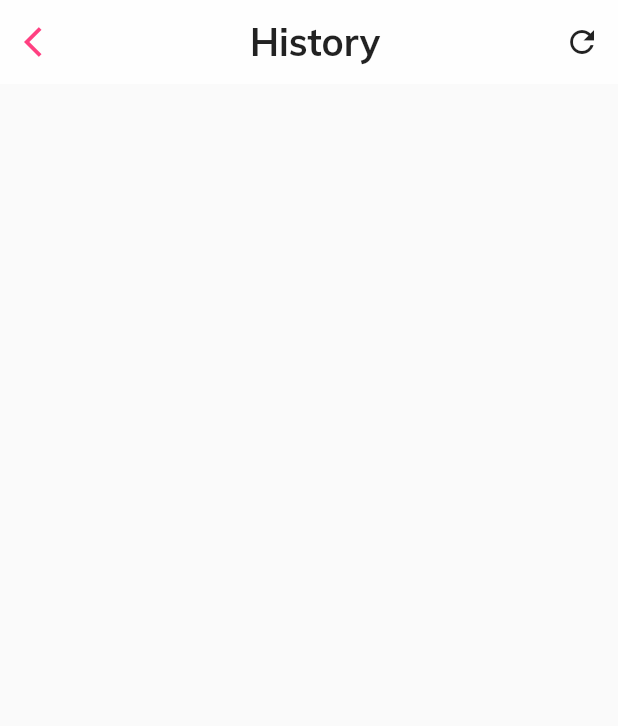
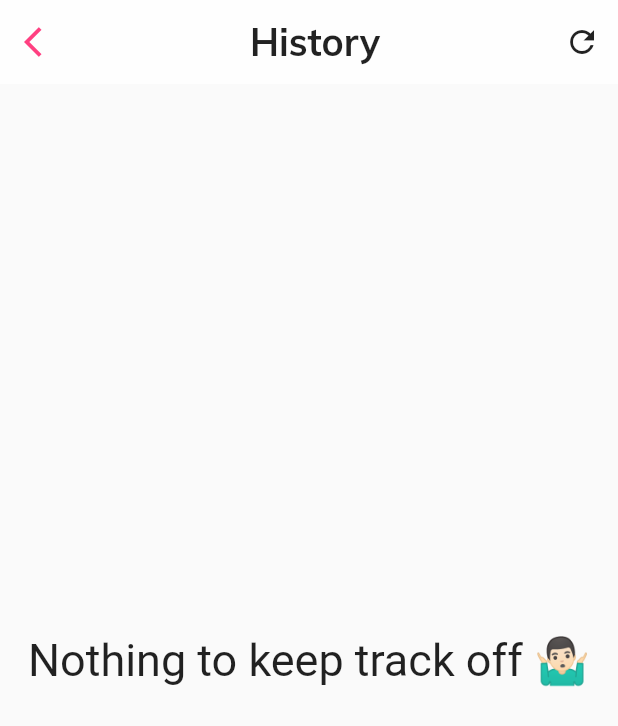
Before and after one commit to ashishra0/flutter-expense-tracker, a Flutter app: the screen it shows after launch, in the side drawer, after a tap on "View Expenses", on a phone screen of 412 x 824 dp. Shown: the top 726 px of the screen. Run offline on Flutter 3.47's test engine with Material 2 defaults, Android fonts, the phone set to English and light mode, and no system bars; our stand-ins replace flutter_money_formatter, progress_dialog, rflutter_alert, sqflite; accounts and stored records are empty.

```diff
--- a/lib/getItems.dart
+++ b/lib/getItems.dart
@@ -14,6 +14,7 @@ class _GetItemsState extends State<GetItems> {
   Map data;
   List itemData;
   var icon = Icons.refresh;
+  List itemList;
 
   convertToAmount(int cost) {
     return new FlutterMoneyFormatter(
@@ -28,14 +29,9 @@ class _GetItemsState extends State<GetItems> {
     return DateFormat.yMMMMd("en_US").format(myDate);
   }
 
-  getItemFromDb() async {
-    itemData = await Item.queryAll();
-  }
-
   @override
   void initState() {
     super.initState();
-    getItemFromDb();
   }
 
   Widget build(BuildContext context) {
@@ -67,7 +63,7 @@ class _GetItemsState extends State<GetItems> {
               icon: Icon(icon),
               color: Colors.black87,
               onPressed: () {
-                getItemFromDb();
+                print('TODO');
               },
             ),
           ],
@@ -78,7 +74,15 @@ class _GetItemsState extends State<GetItems> {
           ),
         ),
         body: SafeArea(
-          child: ListView.builder(
+          child: FutureBuilder(
+            future: Item.queryAll(),
+            // ignore: missing_return
+            builder: (context, snapshot){
+              new CircularProgressIndicator();
+              itemData = snapshot.data;
+               if(itemData.length != 0) {
+                 print(itemData.length);
+                 return ListView.builder(
                    padding: const EdgeInsets.only(top: 10.0),
                    itemCount: itemData == null ? 0 : itemData.length,
                    itemBuilder: (BuildContext context, int index) {
@@ -99,7 +103,7 @@ class _GetItemsState extends State<GetItems> {
                                ),
                                SizedBox(height: 5.0),
                                Text(
-                          "#${itemData[index]['item_id']}",
+                                 "#${itemData[index]['id']}",
                                  style: TextStyle(fontSize: 13.0, color: Colors.grey),
                                ),
                                SizedBox(height: 5.0),
@@ -113,7 +117,12 @@ class _GetItemsState extends State<GetItems> {
                        ),
                      );
                    },
-          ),
+                 );
+               } else if (itemData.length == 0) {
+                 return Center(child: new Text('Nothing to keep track off 🤷🏻‍♂️', style: TextStyle(fontSize: 30.0),));
+               }
+            },
+          )
         ),
       ),
     );
```
Lines whose indentation alone changed are shown as unchanged.
